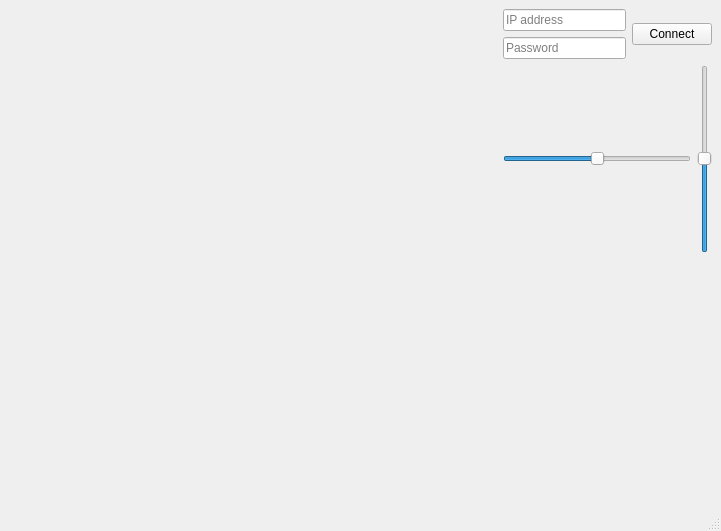
The window that gui/designs/main_window.ui (oleksandr-valentirov/remote_cam_app) describes before a commit, drawn with Qt 5.
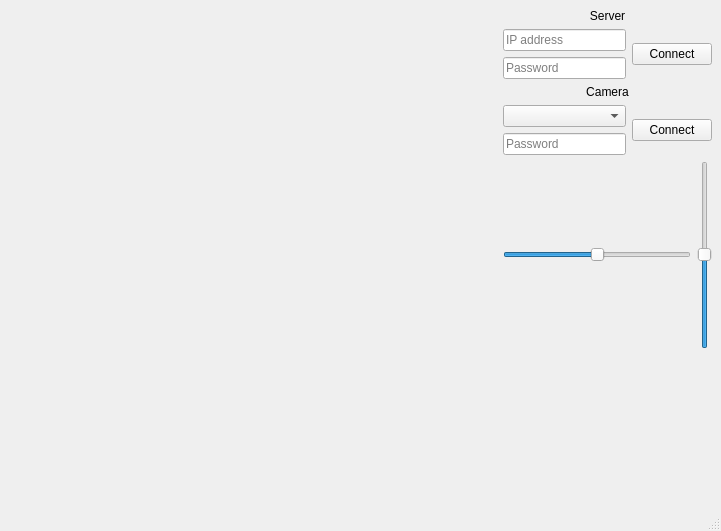
The same window after the commit.

Patch:
```diff
--- a/gui/designs/main_window.ui
+++ b/gui/designs/main_window.ui
@@ -23,16 +23,25 @@
      </layout>
     </item>
     <item>
-     <layout class="QVBoxLayout" name="verticalLayout_3" stretch="0,0,1">
+     <layout class="QVBoxLayout" name="verticalLayout_3" stretch="0,0,0,1">
       <item>
-       <layout class="QHBoxLayout" name="horizontalLayout">
+       <layout class="QVBoxLayout" name="server_layout_2">
         <item>
-         <layout class="QVBoxLayout" name="verticalLayout">
-          <item>
-           <widget class="QLineEdit" name="ip_addr">
+         <widget class="QLabel" name="label">
             <property name="text">
-             <string/>
-            </property>
+           <string>Server</string>
+          </property>
+          <property name="alignment">
+           <set>Qt::AlignCenter</set>
+          </property>
+         </widget>
+        </item>
+        <item>
+         <layout class="QHBoxLayout" name="server_layout">
+          <item>
+           <layout class="QVBoxLayout" name="verticalLayout_2">
+            <item>
+             <widget class="QLineEdit" name="server_ip">
             <property name="maxLength">
              <number>15</number>
             </property>
@@ -42,7 +51,52 @@
            </widget>
           </item>
           <item>
-           <widget class="QLineEdit" name="password">
+             <widget class="QLineEdit" name="server_password">
+              <property name="maxLength">
+               <number>20</number>
+              </property>
+              <property name="echoMode">
+               <enum>QLineEdit::Password</enum>
+              </property>
+              <property name="placeholderText">
+               <string>Password</string>
+              </property>
+             </widget>
+            </item>
+           </layout>
+          </item>
+          <item>
+           <widget class="QPushButton" name="server_connect_btn">
+            <property name="text">
+             <string>Connect</string>
+            </property>
+           </widget>
+          </item>
+         </layout>
+        </item>
+       </layout>
+      </item>
+      <item>
+       <layout class="QVBoxLayout" name="camera_layout_2">
+        <item>
+         <widget class="QLabel" name="label_2">
+          <property name="text">
+           <string>Camera</string>
+          </property>
+          <property name="alignment">
+           <set>Qt::AlignCenter</set>
+          </property>
+         </widget>
+        </item>
+        <item>
+         <layout class="QHBoxLayout" name="camera_layout">
+          <item>
+           <layout class="QVBoxLayout" name="verticalLayout">
+            <item>
+             <widget class="QComboBox" name="camera_name"/>
+            </item>
+            <item>
+             <widget class="QLineEdit" name="camera_password">
             <property name="text">
              <string/>
             </property>
@@ -60,7 +114,7 @@
          </layout>
         </item>
         <item>
-         <widget class="QPushButton" name="connect_btn">
+           <widget class="QPushButton" name="camera_connect_btn">
           <property name="text">
            <string>Connect</string>
           </property>
@@ -68,6 +122,8 @@
         </item>
        </layout>
       </item>
+       </layout>
+      </item>
       <item>
        <layout class="QHBoxLayout" name="horizontalLayout_2">
         <item>
```
Left out of the diff: 31 changed lines with no effect on the pictures. Lines whose indentation alone changed are shown as unchanged.
